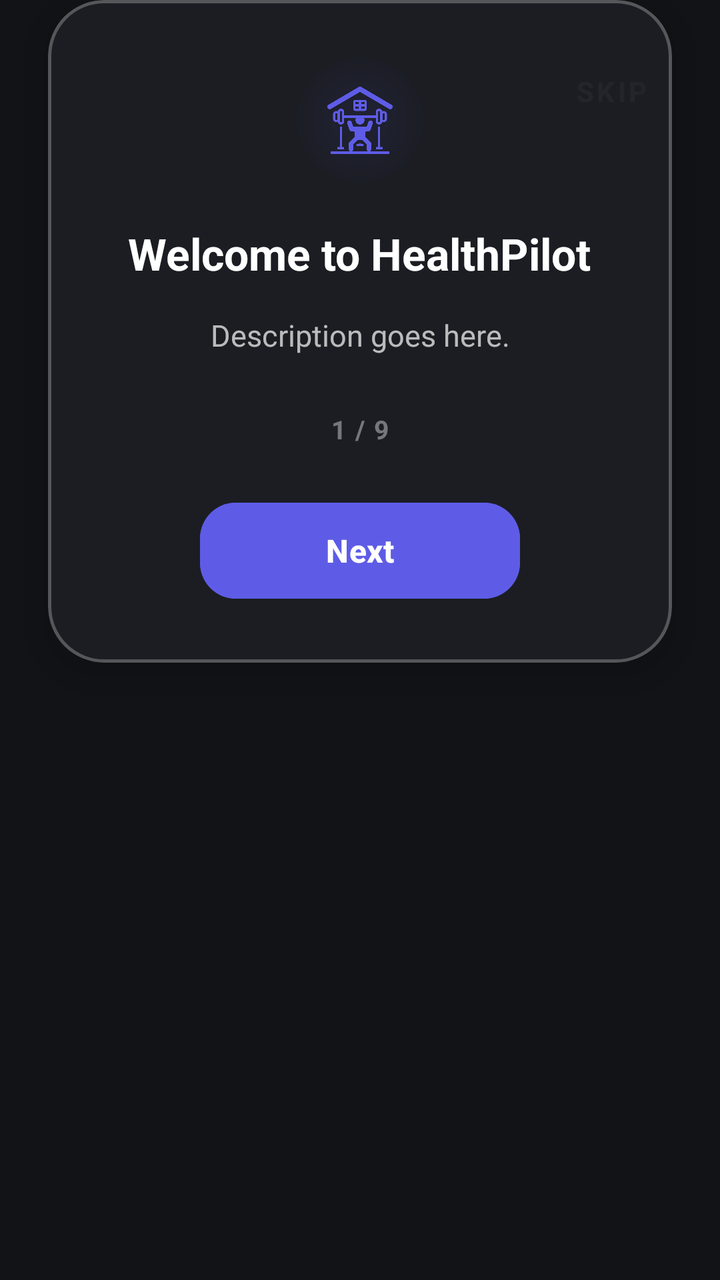
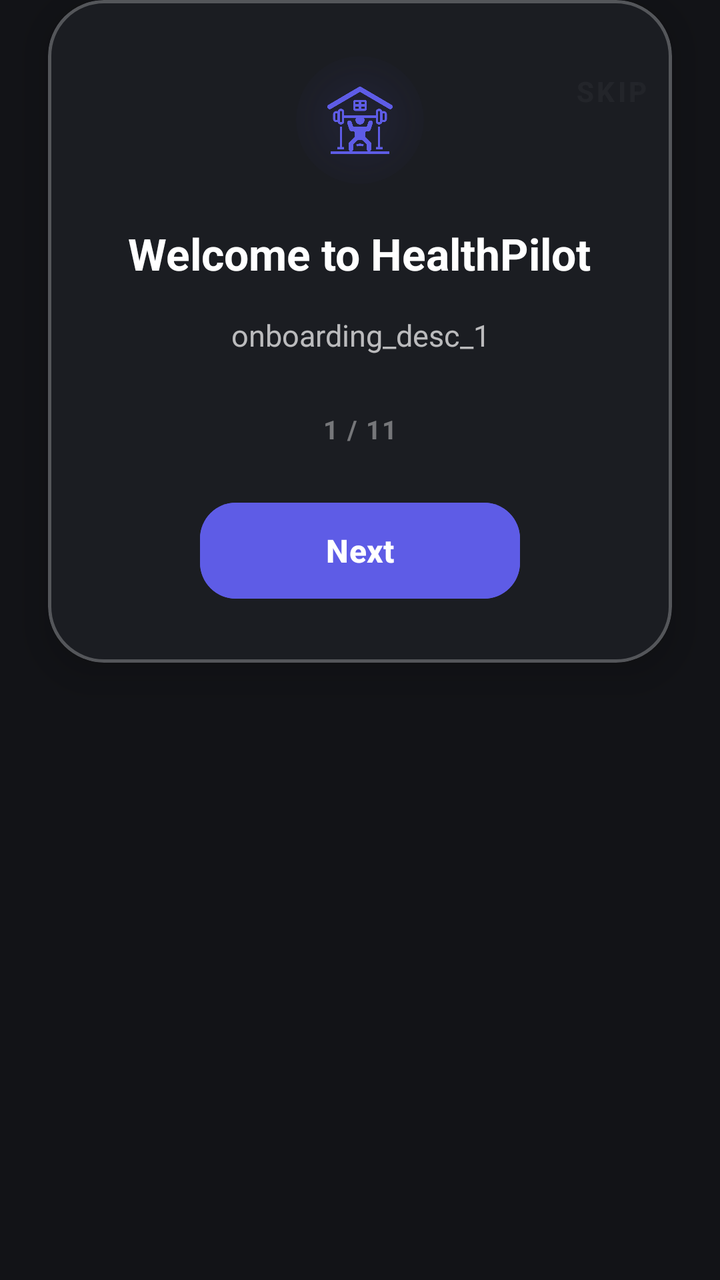

An Android layout rendered at two revisions. The XML below is the earlier revision; the diff shows what the commit changed to produce the second picture.
<!-- AndroidManifest.xml: application theme Theme.HealthPilot -->
<!-- res/layout/layout_onboarding_overlay.xml -->
<?xml version="1.0" encoding="utf-8"?>
<FrameLayout xmlns:android="http://schemas.android.com/apk/res/android"
    xmlns:app="http://schemas.android.com/apk/res-auto"
    android:layout_width="match_parent"
    android:layout_height="match_parent">

    
    <TextView
        android:id="@+id/btn_skip"
        android:layout_width="wrap_content"
        android:layout_height="wrap_content"
        android:layout_gravity="top|end"
        android:layout_margin="24dp"
        android:padding="12dp"
        android:text="Skip"
        android:textColor="#B3FFFFFF"
        android:textSize="14sp"
        android:textStyle="bold"
        android:textAllCaps="true"
        android:letterSpacing="0.1"
        android:elevation="10dp"/>

    <com.google.android.material.card.MaterialCardView
        android:id="@+id/card_container"
        android:layout_width="match_parent"
        android:layout_height="wrap_content"
        android:layout_marginHorizontal="24dp"
        app:cardBackgroundColor="#F21C1E23"
        app:cardCornerRadius="28dp"
        app:cardElevation="12dp"
        app:strokeColor="#40FFFFFF"
        app:strokeWidth="1.5dp">

        <LinearLayout
            android:layout_width="match_parent"
            android:layout_height="wrap_content"
            android:orientation="vertical"
            android:padding="28dp">

            <FrameLayout
                android:layout_width="64dp"
                android:layout_height="64dp"
                android:layout_gravity="center_horizontal"
                android:layout_marginBottom="20dp">

                <View
                    android:layout_width="match_parent"
                    android:layout_height="match_parent"
                    android:background="@drawable/circle_glow_blue"
                    android:alpha="0.2"/>

                <ImageView
                    android:id="@+id/iv_icon"
                    android:layout_width="36dp"
                    android:layout_height="36dp"
                    android:layout_gravity="center"
                    android:src="@drawable/home"
                    app:tint="@color/accent_blue" />
            </FrameLayout>

            <TextView
                android:id="@+id/tv_title"
                android:layout_width="wrap_content"
                android:layout_height="wrap_content"
                android:layout_gravity="center_horizontal"
                android:text="Welcome to HealthPilot"
                android:textColor="@color/white"
                android:textSize="22sp"
                android:textStyle="bold"
                android:gravity="center"
                android:lineSpacingExtra="2dp"/>

            <TextView
                android:id="@+id/tv_description"
                android:layout_width="match_parent"
                android:layout_height="wrap_content"
                android:layout_marginTop="16dp"
                android:gravity="center"
                android:text="Description goes here."
                android:textColor="#B3FFFFFF"
                android:textSize="15sp"
                android:lineHeight="22sp"/>

            <TextView
                android:id="@+id/tv_progress"
                android:layout_width="wrap_content"
                android:layout_height="wrap_content"
                android:layout_gravity="center_horizontal"
                android:layout_marginTop="28dp"
                android:text="1 / 9"
                android:textColor="#66FFFFFF"
                android:textSize="13sp"
                android:textStyle="bold"
                android:letterSpacing="0.05"/>

            <LinearLayout
                android:layout_width="match_parent"
                android:layout_height="wrap_content"
                android:layout_marginTop="24dp"
                android:orientation="horizontal"
                android:gravity="center">

                <com.google.android.material.button.MaterialButton
                    android:id="@+id/btn_back"
                    style="@style/Widget.Material3.Button.TextButton"
                    android:layout_width="wrap_content"
                    android:layout_height="56dp"
                    android:layout_marginEnd="12dp"
                    android:minWidth="100dp"
                    android:text="Back"
                    android:textColor="@color/white"
                    android:visibility="gone"
                    android:textSize="16sp"
                    android:textAllCaps="false"/>

                <com.google.android.material.button.MaterialButton
                    android:id="@+id/btn_next"
                    android:layout_width="wrap_content"
                    android:layout_height="56dp"
                    android:minWidth="160dp"
                    android:backgroundTint="@color/accent_blue"
                    android:text="Next"
                    android:textColor="@color/white"
                    app:cornerRadius="18dp"
                    android:textSize="16sp"
                    android:textStyle="bold"
                    android:textAllCaps="false"/>

                <com.google.android.material.button.MaterialButton
                    android:id="@+id/btn_finish"
                    android:layout_width="wrap_content"
                    android:layout_height="56dp"
                    android:minWidth="180dp"
                    android:backgroundTint="@color/accent_lime"
                    android:text="Start Exploring"
                    android:textColor="@color/bg_dark"
                    android:visibility="gone"
                    app:cornerRadius="18dp"
                    android:textSize="16sp"
                    android:textStyle="bold"
                    android:textAllCaps="false"/>
            </LinearLayout>
        </LinearLayout>
    </com.google.android.material.card.MaterialCardView>

</FrameLayout>
<!-- resources referenced by this layout -->
<resources>
  <color name="accent_blue">#5E5CE6</color>
  <color name="accent_lime">#B6FF40</color>
  <color name="bg_dark">#121317</color>
  <color name="white">#FFFFFFFF</color>
  <!-- drawable circle_glow_blue (drawable) -->
  <?xml version="1.0" encoding="utf-8"?>
  <shape xmlns:android="http://schemas.android.com/apk/res/android"
      android:shape="oval">
      <gradient
          android:type="radial"
          android:gradientRadius="40dp"
          android:startColor="#805E5CE6"
          android:endColor="#005E5CE6" />
  </shape>
  <!-- drawable home: png bitmap (drawable, 13373 bytes) -->
  <style name="Theme.HealthPilot" parent="Theme.Material3.DayNight.NoActionBar">
          
          <item name="android:windowBackground">@color/bg_dark</item>
          <item name="android:navigationBarColor">@color/bg_dark</item>
          <item name="android:statusBarColor">@color/bg_dark</item>
          <item name="colorPrimary">@color/accent_blue</item>
          <item name="colorOnPrimary">@color/text_white</item>
          <item name="colorPrimaryContainer">@color/card_dark</item>
          <item name="colorOnPrimaryContainer">@color/text_white</item>
          <item name="colorSurface">@color/bg_dark</item>
          <item name="colorOnSurface">@color/text_white</item>
          <item name="colorSurfaceVariant">@color/card_dark</item>
          <item name="colorOnSurfaceVariant">@color/text_white</item>
          <item name="materialAlertDialogTheme">@style/CustomDialogTheme</item>
      </style>
  <color name="text_white">#FFFFFF</color>
  <color name="card_dark">#1C1E23</color>
  <style name="CustomDialogTheme" parent="Theme.Material3.Dark.Dialog">
          <item name="android:windowBackground">@android:color/transparent</item>
          <item name="android:backgroundDimEnabled">true</item>
          <item name="colorSurface">#1C1E23</item>
          <item name="android:colorBackground">#1C1E23</item>
          <item name="colorOnSurface">@color/white</item>
          <item name="colorOnSurfaceVariant">@color/text_gray</item>
          <item name="colorPrimary">@color/accent_blue</item>
          <item name="android:textColorPrimary">@color/white</item>
          <item name="android:textColorSecondary">@color/text_gray</item>
          <item name="android:textColor">@color/white</item>
          <item name="android:editTextColor">@color/white</item>
      </style>
  <color name="text_gray">#8E8E93</color>
</resources>

<!-- the commit's change to res/layout/layout_onboarding_overlay.xml (unified diff, before → after) -->
@@ -63,7 +63,7 @@
                 android:layout_width="wrap_content"
                 android:layout_height="wrap_content"
                 android:layout_gravity="center_horizontal"
-                android:text="Welcome to HealthPilot"
+                android:text="@string/onboarding_title_1"
                 android:textColor="@color/white"
                 android:textSize="22sp"
                 android:textStyle="bold"
@@ -76,7 +76,7 @@
                 android:layout_height="wrap_content"
                 android:layout_marginTop="16dp"
                 android:gravity="center"
-                android:text="Description goes here."
+                android:text="onboarding_desc_1"
                 android:textColor="#B3FFFFFF"
                 android:textSize="15sp"
                 android:lineHeight="22sp"/>
@@ -87,7 +87,7 @@
                 android:layout_height="wrap_content"
                 android:layout_gravity="center_horizontal"
                 android:layout_marginTop="28dp"
-                android:text="1 / 9"
+                android:text="1 / 11"
                 android:textColor="#66FFFFFF"
                 android:textSize="13sp"
                 android:textStyle="bold"
@@ -107,7 +107,7 @@
                     android:layout_height="56dp"
                     android:layout_marginEnd="12dp"
                     android:minWidth="100dp"
-                    android:text="Back"
+                    android:text="@string/btn_back"
                     android:textColor="@color/white"
                     android:visibility="gone"
                     android:textSize="16sp"
@@ -119,7 +119,7 @@
                     android:layout_height="56dp"
                     android:minWidth="160dp"
                     android:backgroundTint="@color/accent_blue"
-                    android:text="Next"
+                    android:text="@string/btn_next"
                     android:textColor="@color/white"
                     app:cornerRadius="18dp"
                     android:textSize="16sp"
@@ -132,7 +132,7 @@
                     android:layout_height="56dp"
                     android:minWidth="180dp"
                     android:backgroundTint="@color/accent_lime"
-                    android:text="Start Exploring"
+                    android:text="@string/btn_finish"
                     android:textColor="@color/bg_dark"
                     android:visibility="gone"
                     app:cornerRadius="18dp"
<!-- resource entries referenced after the edit -->
@@ -15,6 +15,10 @@
           android:endColor="#005E5CE6" />
   </shape>
   <!-- drawable home: png bitmap (drawable, 13373 bytes) -->
+  <string name="btn_back">Back</string>
+  <string name="btn_finish">Start Exploring</string>
+  <string name="btn_next">Next</string>
+  <string name="onboarding_title_1">Welcome to HealthPilot</string>
   <style name="Theme.HealthPilot" parent="Theme.Material3.DayNight.NoActionBar">
           
           <item name="android:windowBackground">@color/bg_dark</item>
